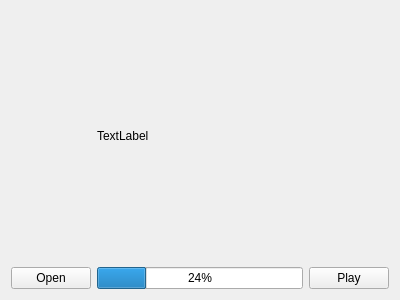
The window that ViewLayer/SongPlayerUi.ui (UCSolarCarTeam/Epsilon-Onboard-Media-Control) describes before a commit, drawn with Qt 5.
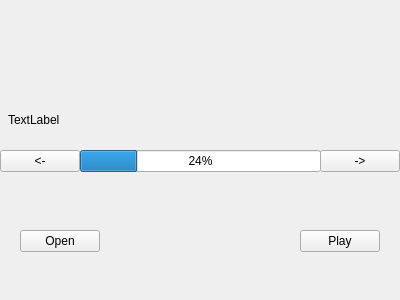
The same window after the commit.

Commit message: created buttons to jump to next and previous song

The edit to the form file:
```diff
--- a/ViewLayer/SongPlayerUi.ui
+++ b/ViewLayer/SongPlayerUi.ui
@@ -13,36 +13,84 @@
   <property name="windowTitle">
    <string>Form</string>
   </property>
-  <layout class="QGridLayout" name="gridLayout">
-   <item row="1" column="1">
     <widget class="QPushButton" name="OpenButton">
+   <property name="geometry">
+    <rect>
+     <x>20</x>
+     <y>230</y>
+     <width>80</width>
+     <height>22</height>
+    </rect>
+   </property>
      <property name="text">
       <string>Open</string>
      </property>
     </widget>
-   </item>
-   <item row="1" column="3">
     <widget class="QPushButton" name="PlayButton">
+   <property name="geometry">
+    <rect>
+     <x>300</x>
+     <y>230</y>
+     <width>80</width>
+     <height>22</height>
+    </rect>
+   </property>
      <property name="text">
       <string>Play</string>
      </property>
     </widget>
-   </item>
-   <item row="0" column="2">
     <widget class="QLabel" name="infoLabel">
+   <property name="geometry">
+    <rect>
+     <x>8</x>
+     <y>110</y>
+     <width>391</width>
+     <height>20</height>
+    </rect>
+   </property>
      <property name="text">
       <string>TextLabel</string>
      </property>
     </widget>
-   </item>
-   <item row="1" column="2">
+  <widget class="QPushButton" name="nextSong">
+   <property name="geometry">
+    <rect>
+     <x>320</x>
+     <y>150</y>
+     <width>80</width>
+     <height>22</height>
+    </rect>
+   </property>
+   <property name="text">
+    <string>-&gt;</string>
+   </property>
+  </widget>
+  <widget class="QPushButton" name="prevSong">
+   <property name="geometry">
+    <rect>
+     <x>0</x>
+     <y>150</y>
+     <width>80</width>
+     <height>22</height>
+    </rect>
+   </property>
+   <property name="text">
+    <string>&lt;-</string>
+   </property>
+  </widget>
     <widget class="QProgressBar" name="progressBar">
+   <property name="geometry">
+    <rect>
+     <x>80</x>
+     <y>150</y>
+     <width>241</width>
+     <height>22</height>
+    </rect>
+   </property>
      <property name="value">
       <number>24</number>
      </property>
     </widget>
-   </item>
-  </layout>
  </widget>
  <resources/>
  <connections/>
```
Lines whose indentation alone changed are shown as unchanged. The commit also changes 6 other files.
